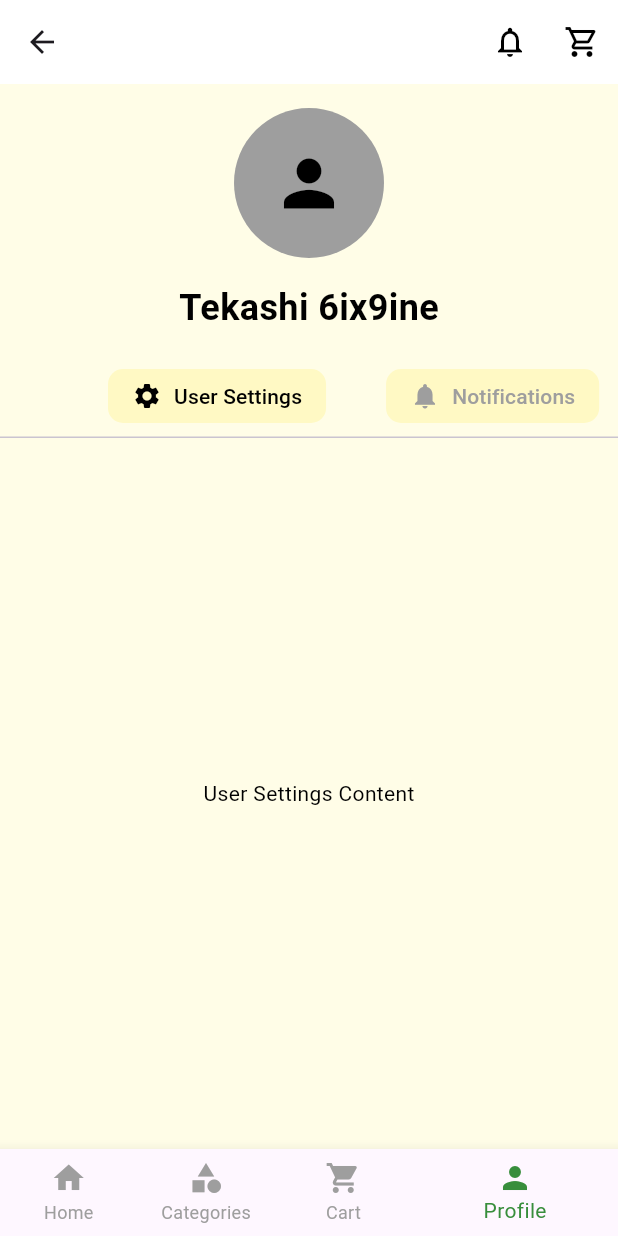
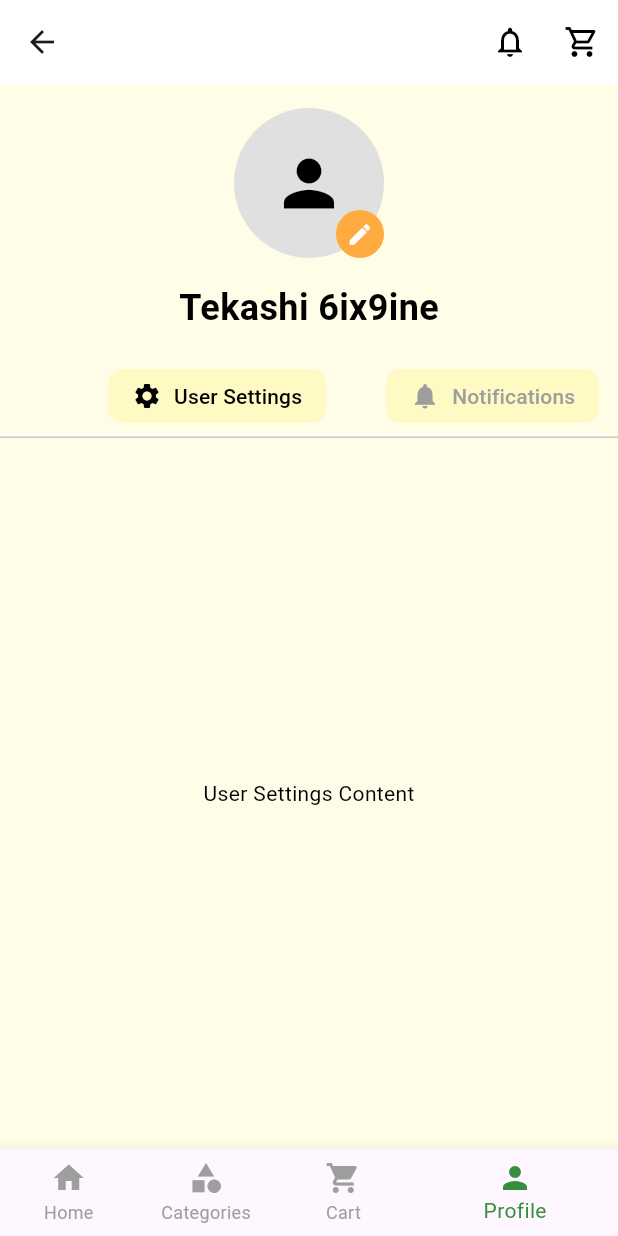
Before and after one commit to Team-Dev-Alliance/aththatu, a Flutter app: the ProfilePage screen opened by its route, on a phone screen of 412 x 824 dp. Run offline on Flutter 3.47's test engine with Material 3 defaults, Android fonts, the phone set to English and light mode, and no system bars; our stand-ins replace fl_chart, image_picker.

Commit message:
Add edit profile image to profile header

```diff
--- a/client/aththatu/lib/components/profile_header.dart
+++ b/client/aththatu/lib/components/profile_header.dart
@@ -1,9 +1,29 @@
 import 'package:flutter/material.dart';
+import 'package:image_picker/image_picker.dart';
+import 'dart:io';
 
-class ProfileHeader extends StatelessWidget {
+class ProfileHeader extends StatefulWidget {
   final String userName;
 
   const ProfileHeader({super.key, required this.userName});
+
+  @override
+  State<ProfileHeader> createState() => _ProfileHeaderState();
+}
+
+class _ProfileHeaderState extends State<ProfileHeader> {
+  File? _imageFile;
+
+  Future<void> _pickImage() async {
+    final picker = ImagePicker();
+    final pickedFile = await picker.pickImage(source: ImageSource.gallery);
+
+    if (pickedFile != null) {
+      setState(() {
+        _imageFile = File(pickedFile.path);
+      });
+    }
+  }
 
   @override
   Widget build(BuildContext context) {
@@ -11,14 +31,32 @@
       padding: const EdgeInsets.all(16.0),
       child: Column(
         children: [
-          const CircleAvatar(
-            radius: 50,
-            backgroundColor: Colors.grey,
-            child: Icon(Icons.person, size: 50, color: Colors.black),
+          GestureDetector(
+            onTap: _pickImage,
+            child: Stack(
+              alignment: Alignment.bottomRight,
+              children: [
+                CircleAvatar(
+                  radius: 50,
+                  backgroundColor: Colors.grey[300],
+                  backgroundImage: _imageFile != null
+                      ? FileImage(_imageFile!)
+                      : null,
+                  child: _imageFile == null
+                      ? const Icon(Icons.person, size: 50, color: Colors.black)
+                      : null,
+                ),
+                const CircleAvatar(
+                  radius: 16,
+                  backgroundColor: Colors.orangeAccent,
+                  child: Icon(Icons.edit, size: 18, color: Colors.white),
+                )
+              ],
+            ),
           ),
           const SizedBox(height: 16),
           Text(
-            userName,
+            widget.userName,
             style: const TextStyle(fontSize: 24, fontWeight: FontWeight.bold),
           ),
         ],
--- a/client/aththatu/pubspec.yaml
+++ b/client/aththatu/pubspec.yaml
@@ -14,6 +14,7 @@
     sdk: flutter
   fl_chart: ^0.71.0
   cupertino_icons: ^1.0.8
+  image_picker: ^1.1.2
 
 dev_dependencies:
   flutter_test:
```
Also changed, not shown: client/aththatu/pubspec.lock.
